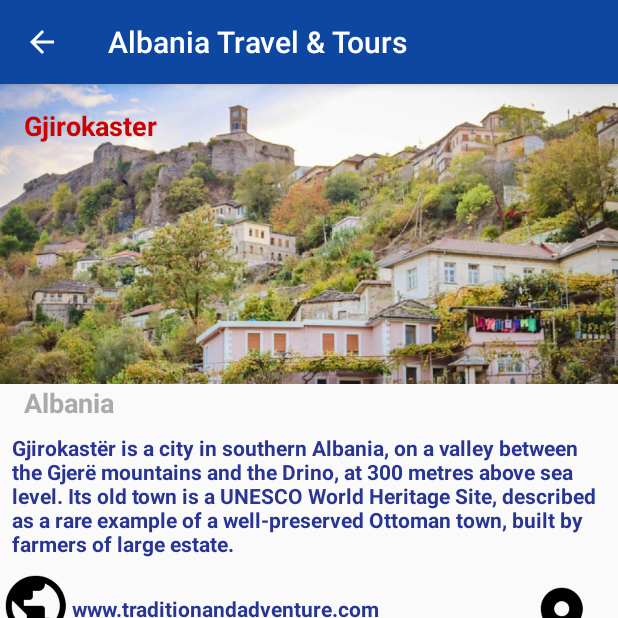
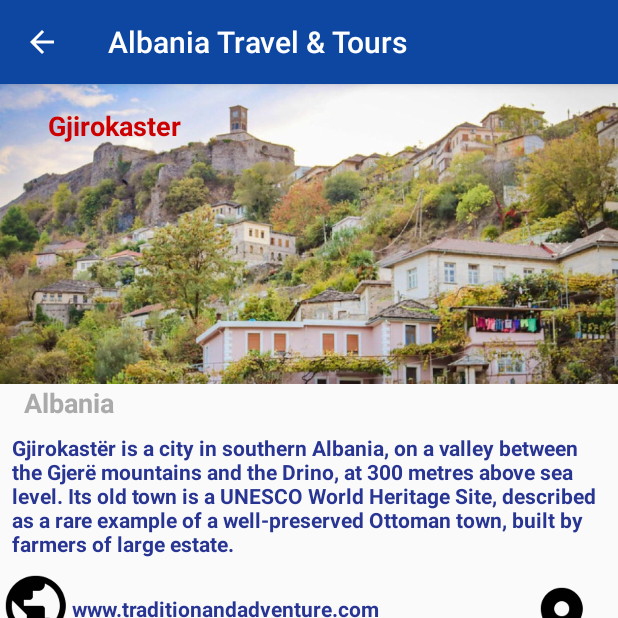
Before and after one commit to erandx/AlbaniaTravelTours, an Android app: the screen it shows after launch (DetailsActivity), after a tap on "Gjirokaster", on a phone screen of 412 x 824 dp, the top half of it. Run offline under Robolectric (Android 15) with nearby library versions, the phone set to English and light mode, and no system bars.

Commit message:
Updated Strings for each Fragment.

```diff
--- a/app/src/main/java/bestshot/pro/albaniatraveltours/DetailsActivity.java
+++ b/app/src/main/java/bestshot/pro/albaniatraveltours/DetailsActivity.java
@@ -38,7 +38,7 @@ public class DetailsActivity extends AppCompatActivity {
         findViewById(R.id.agency_website).setOnClickListener(new View.OnClickListener() {
             @Override
             public void onClick(View v) {
-                Uri uri = Uri.parse("https://www.traditionandadventure.com/");
+                Uri uri = Uri.parse(getString(R.string.agency_website_url));
 
                 Intent intent = new Intent(Intent.ACTION_VIEW);
                 intent.setData(Uri.parse(String.valueOf(uri)));
--- a/app/src/main/res/layout/activity_detail.xml
+++ b/app/src/main/res/layout/activity_detail.xml
@@ -38,13 +38,8 @@
 
                 <TextView
                     android:id="@+id/albania_text_view"
-                    android:layout_width="wrap_content"
-                    android:layout_height="wrap_content"
-                    android:gravity="bottom"
-                    android:text="@string/details_place_name"
-                    android:textAppearance="?android:textAppearanceMedium"
-                    android:textColor="@android:color/holo_red_dark"
-                    android:textStyle="bold" />
+                    style="@style/albania_text_view"
+                    android:text="@string/details_place_name"/>
 
             </androidx.appcompat.widget.Toolbar>
 
@@ -72,32 +67,19 @@
                     android:id="@+id/place_layout_id"
                     android:layout_width="wrap_content"
                     android:layout_height="wrap_content"
-                    android:orientation="vertical"
-                    android:paddingLeft="16dp">
+                    android:orientation="vertical">
 
                     <TextView
                         android:id="@+id/info_text_view"
-                        android:layout_width="match_parent"
-                        android:layout_height="wrap_content"
-                        android:gravity="top"
-                        android:text="@string/details_place_info"
-                        android:textAppearance="?android:textAppearanceMedium"
-                        android:textColor="@android:color/darker_gray"
-                        android:textStyle="bold" />
+                        style="@style/info_text_view"
+                        android:text="@string/details_place_info"/>
                 </LinearLayout>
 
                 <TextView
                     android:id="@+id/location_info"
-                    android:layout_width="wrap_content"
-                    android:layout_height="wrap_content"
-                    android:layout_below="@id/place_layout_id"
-                    android:background="?attr/selectableItemBackground"
-                    android:clickable="true"
-                    android:gravity="center_vertical"
-                    android:padding="@dimen/small_padding"
+                    style="@style/location_info"
                     android:text="@string/tour_info"
-                    android:textColor="@color/colorPrimaryDark"
-                    android:textStyle="bold" />
+                    android:textColor="@color/colorPrimaryDark"/>
             </LinearLayout>
 
             <LinearLayout
--- a/app/src/main/res/layout/activity_main.xml
+++ b/app/src/main/res/layout/activity_main.xml
@@ -17,7 +17,6 @@
     <TextView
         android:layout_width="wrap_content"
         android:layout_height="wrap_content"
-        android:layout_centerHorizontal="true"
         android:text="@string/headline"
         style="@style/exploreAlbania"/>
 
--- a/app/src/main/res/layout/list_item.xml
+++ b/app/src/main/res/layout/list_item.xml
@@ -33,9 +33,8 @@
             <TextView
                 android:id="@+id/info_text_view"
                 style="@style/list_item_style"
-                android:layout_below="@id/albania_text_view"
+                android:text="@string/details_place_info"
                 android:gravity="top"
-                android:text="@string/details_place_info"
                 android:textColor="@android:color/darker_gray" />
 
         </RelativeLayout>
--- a/app/src/main/res/values/styles.xml
+++ b/app/src/main/res/values/styles.xml
@@ -33,6 +33,40 @@
         <item name="android:layout_centerHorizontal">true</item>
 
 
+    </style>
+
+    <!-- Location Info Style -->
+    <style name="location_info">
+        <item name="android:layout_width">wrap_content</item>
+        <item name="android:layout_height">wrap_content</item>
+        <item name="android:layout_below">@id/place_layout_id</item>
+        <item name="android:textStyle">bold</item>
+        <item name="android:clickable">true</item>
+        <item name="android:background">?attr/selectableItemBackground</item>
+        <item name="android:gravity">center_vertical</item>
+        <item name="android:padding">@dimen/small_padding</item>
+    </style>
+
+    <!-- Location Text Style -->
+    <style name="info_text_view">
+        <item name="android:layout_width">match_parent</item>
+        <item name="android:layout_height">wrap_content</item>
+        <item name="android:gravity">top</item>
+        <item name="android:textStyle">bold</item>
+        <item name="android:paddingLeft">16dp</item>
+        <item name="android:textColor">@android:color/darker_gray</item>
+        <item name="android:textAppearance">?android:textAppearanceMedium</item>
+    </style>
+
+    <!-- Location Text Style -->
+    <style name="albania_text_view">
+        <item name="android:layout_width">wrap_content</item>
+        <item name="android:layout_height">wrap_content</item>
+        <item name="android:gravity">bottom</item>
+        <item name="android:textStyle">bold</item>
+        <item name="android:paddingLeft">16dp</item>
+        <item name="android:textColor">@android:color/holo_red_dark</item>
+        <item name="android:textAppearance">?android:textAppearanceMedium</item>
     </style>
 
     <!-- Map detail icon -->
@@ -71,6 +105,7 @@
         <item name="android:layout_width">wrap_content</item>
         <item name="android:layout_height">44dp</item>
         <item name="android:layout_marginLeft">16dp</item>
+        <item name="android:layout_below">@id/albania_text_view</item>
         <item name="android:layout_weight">1</item>
         <item name="android:layout_toRightOf">@id/albania_image</item>
         <item name="android:layout_toEndOf">@id/albania_image</item>
```
